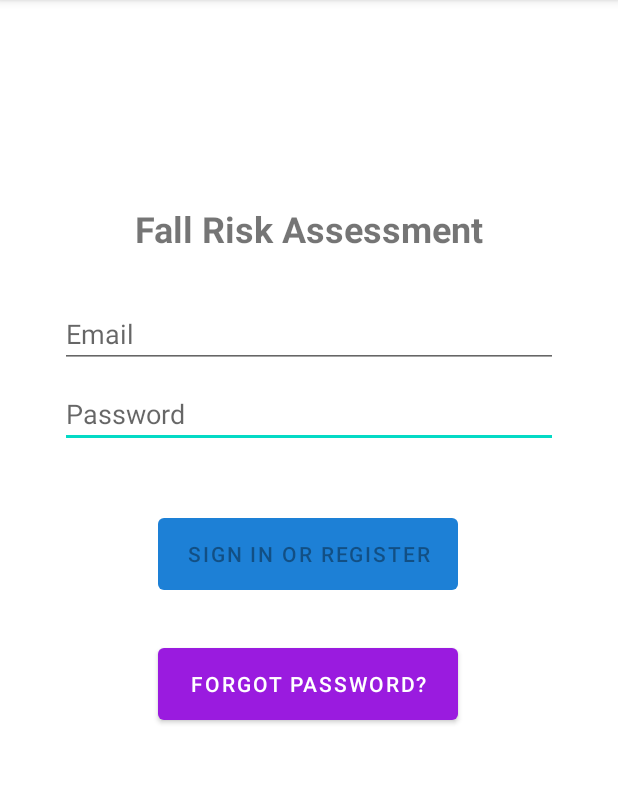
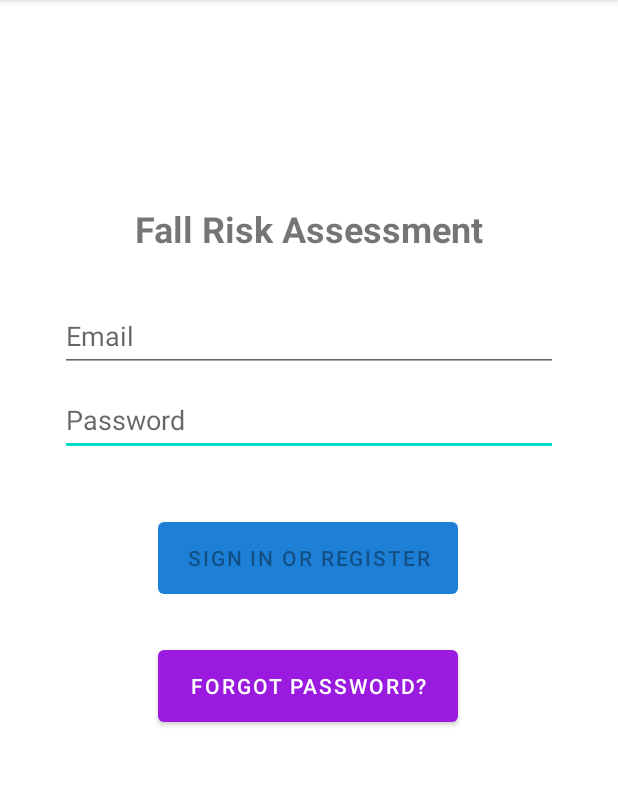
Before and after one commit to RIT-MSD-P21015/app_development, an Android app: the screen it shows after launch (LoginActivity), on a phone screen of 412 x 824 dp, the part 84-870 px from its top. Run offline under Robolectric (Android 15) with nearby library versions, the phone set to English and light mode, and no system bars.

Commit message:
Fixed login bug
Had to update my sdk version. Make sure you have the emulation closed in order for it to update properly.

```diff
--- a/app/src/main/res/layout/activity_login.xml
+++ b/app/src/main/res/layout/activity_login.xml
@@ -68,6 +68,7 @@
         android:imeActionLabel="@string/action_sign_in_short"
         android:imeOptions="actionDone"
         android:inputType="textPassword"
+        android:minHeight="48dp"
         android:selectAllOnFocus="true"
         app:layout_constraintEnd_toEndOf="parent"
         app:layout_constraintStart_toStartOf="parent"
@@ -80,20 +81,20 @@
         android:layout_marginStart="24dp"
         android:layout_marginTop="184dp"
         android:layout_marginEnd="24dp"
-        android:autofillHints=""
         android:hint="@string/prompt_email"
         android:inputType="textEmailAddress"
+        android:minHeight="48dp"
         android:selectAllOnFocus="true"
         app:layout_constraintEnd_toEndOf="parent"
         app:layout_constraintStart_toStartOf="parent"
-        app:layout_constraintTop_toTopOf="parent" />
+        app:layout_constraintTop_toTopOf="parent"
+        android:autofillHints="" />
 
     <Button
         android:id="@+id/button_forgot_password"
         android:layout_width="200dp"
         android:layout_height="60dp"
         android:layout_marginBottom="240dp"
-        android:onClick="resetPassword"
         android:text="@string/forgot_password"
 
         app:backgroundTint="#9A1BDF"
```
